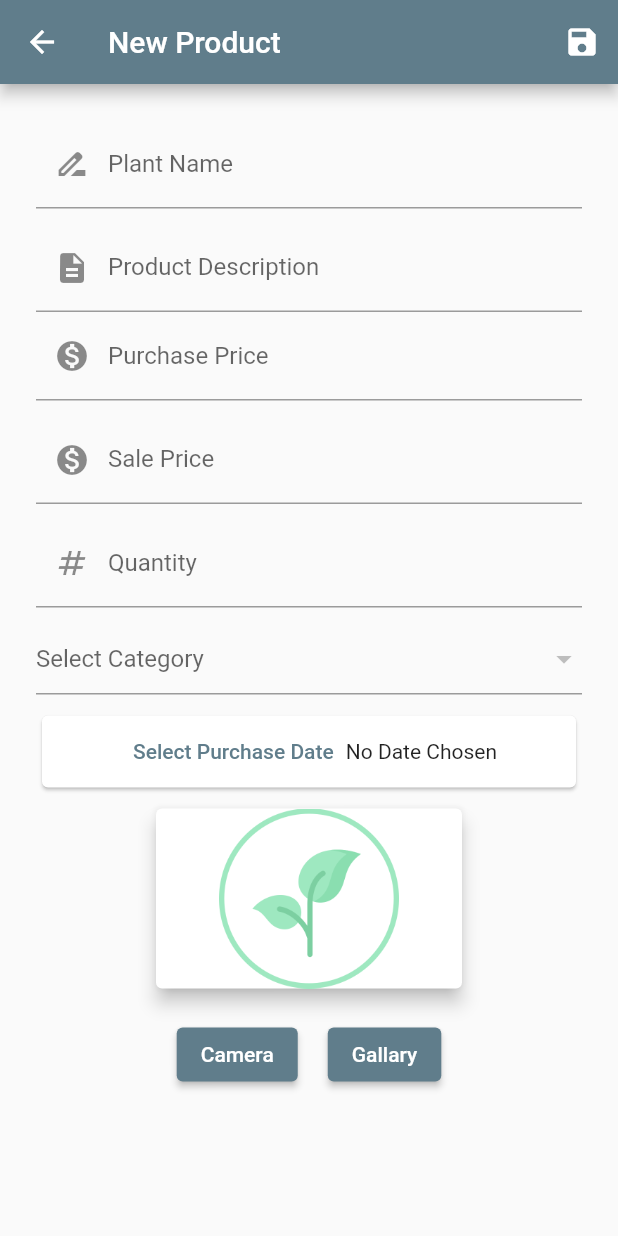
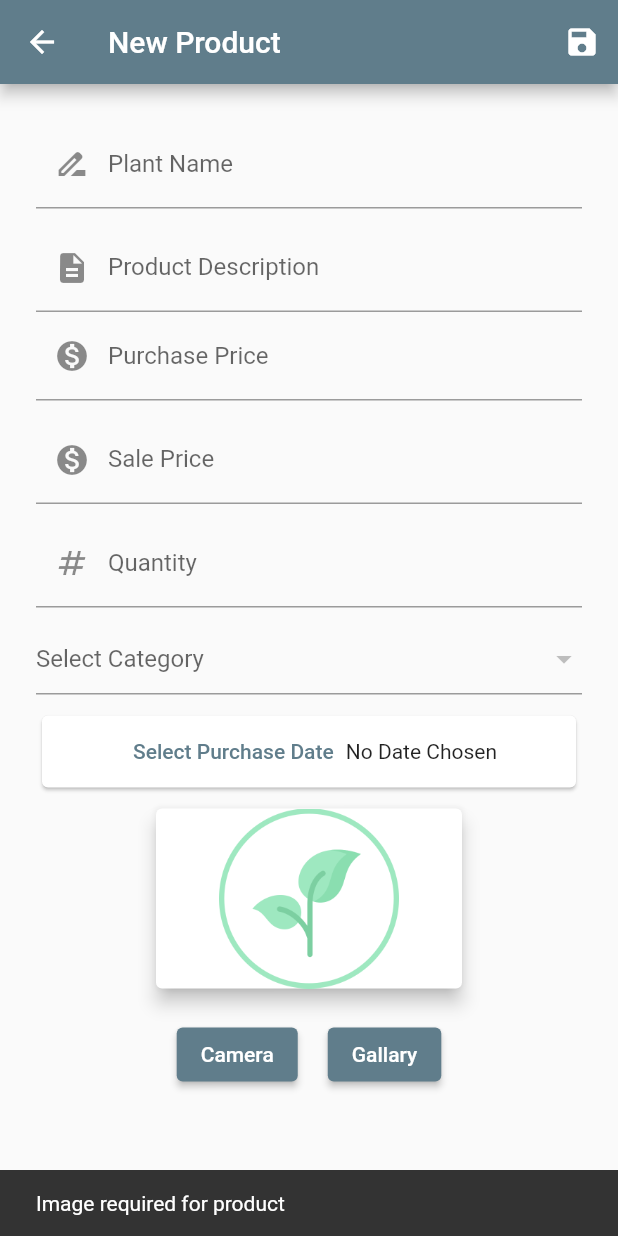
Before and after one commit to PrantoMondal/FlutterEcommerceAdmin, a Flutter app: the NewProductPage screen opened by its route, after a tap on the "save" icon, on a phone screen of 412 x 824 dp. Run offline on Flutter 3.47's test engine with Material 2 defaults, Android fonts, the phone set to English and light mode, and no system bars; our stand-ins replace cloud_firestore, firebase_auth, firebase_core, firebase_storage, image_picker; accounts and stored records are empty.

Commit message:
data inserted to firebase

```diff
--- a/lib/page/new_product_page.dart
+++ b/lib/page/new_product_page.dart
@@ -1,10 +1,17 @@
+import 'package:cloud_firestore/cloud_firestore.dart';
 import 'package:flutter/material.dart';
+import 'package:flutter_ecommerce_admin/models/date_model.dart';
+import 'package:flutter_ecommerce_admin/models/product_model.dart';
+import 'package:flutter_ecommerce_admin/models/purchase_model.dart';
+import 'package:flutter_ecommerce_admin/utils/helper_functions.dart';
 import 'package:image_picker/image_picker.dart';
 import 'package:provider/provider.dart';
 
 import '../providers/product_provider.dart';
+
 class NewProductPage extends StatefulWidget {
   static const String routeName = '/new_product';
+
   const NewProductPage({Key? key}) : super(key: key);
 
   @override
@@ -39,7 +46,7 @@ class _NewProductPageState extends State<NewProductPage> {
       appBar: AppBar(
         title: const Text('New Product'),
         actions: [
-          IconButton(onPressed: (){}, icon: Icon(Icons.save)),
+          IconButton(onPressed: _saveProduct, icon: Icon(Icons.save)),
         ],
       ),
       body: Form(
@@ -154,8 +161,7 @@ class _NewProductPageState extends State<NewProductPage> {
                 hint: const Text('Select Category'),
                 value: _category,
                 items: provider.categoryList
-                        .map((model) =>
-                        DropdownMenuItem<String>(
+                    .map((model) => DropdownMenuItem<String>(
                           value: model.name,
                           child: Text(model.name!),
                         ))
@@ -170,18 +176,19 @@ class _NewProductPageState extends State<NewProductPage> {
                 mainAxisAlignment: MainAxisAlignment.center,
                 children: [
                   TextButton(
-                      onPressed: () {}, //_selectDate,
+                      onPressed: _selectDate,
                       child: Text('Select Purchase Date')),
-                  Text(_purchaseDate == null ? 'No Date Chosen' : "")
-                  //getFormattedDateTime(_purchaseDate!, 'dd/MM/yyyy')),
+                  Text(_purchaseDate == null
+                      ? 'No Date Chosen'
+                      : getFormattedDateTime(_purchaseDate!, 'dd/MM/yyyy')),
                 ],
               ),
             ),
             const SizedBox(
               height: 10,
-            ),//date of birth
+            ),
             Card(
-              margin: const EdgeInsets.symmetric(vertical: 0,horizontal: 80),
+              margin: const EdgeInsets.symmetric(vertical: 0, horizontal: 80),
               elevation: 5,
               child: _imageUrl == null
                   ? Image.asset(
@@ -208,8 +215,8 @@ class _NewProductPageState extends State<NewProductPage> {
                       _imageSource = ImageSource.camera;
                       _getImage();
                     },
-                    child: Text('Camera')),
-                SizedBox(
+                    child: const Text('Camera')),
+                const SizedBox(
                   width: 20,
                 ),
                 ElevatedButton(
@@ -226,14 +233,72 @@ class _NewProductPageState extends State<NewProductPage> {
     );
   }
 
+  void _saveProduct() async {
+    if (_imageUrl == null) {
+      showMsg(context, 'Image required for product');
+      return;
+    }
+    if (_purchaseDate == null) {
+      showMsg(context, 'Purchase Date is required');
+      return;
+    }
+    if (from_key.currentState!.validate()) {
+      final productModel = ProductModel(
+        name: nameController.text,
+        description: descriptionController.text,
+        category: _category,
+        salesPrice: num.parse(salePriceController.text),
+        imageUrl: _imageUrl,
+      );
+      final purchaseModel = PurchaseModel(
+        dateModel: DateModel(
+          timestamp: Timestamp.fromDate(_purchaseDate!),
+          day: _purchaseDate!.day,
+          month: _purchaseDate!.month,
+          year: _purchaseDate!.year,
+        ),
+        price: num.parse(purchasePriceController.text),
+        quantity: num.parse(quantityController.text),
+      );
+      final catModel =
+          context.read<ProductProvider>().getCategoryByName(_category!);
+      context
+          .read<ProductProvider>()
+          .addProduct(productModel, purchaseModel, catModel)
+          .then((value) {
+        setState(() {
+          nameController.clear();
+          descriptionController.clear();
+          purchasePriceController.clear();
+          salePriceController.clear();
+          quantityController.clear();
+          _purchaseDate = null;
+          _imageUrl = null;
+          _category = null;
+        });
+      });
+    }
+  }
 
+  void _selectDate() async {
+    final selectedDate = await showDatePicker(
+        context: context,
+        initialDate: DateTime.now(),
+        firstDate: DateTime(1950),
+        lastDate: DateTime.now());
+    if (selectedDate != null) {
+      setState(() {
+        _purchaseDate = selectedDate;
+      });
+    }
+  }
 
   void _getImage() async {
-    final selecteImage = await ImagePicker().pickImage(source: _imageSource);
-    if (selecteImage != null) {
+    final selectedImage = await ImagePicker().pickImage(source: _imageSource);
+    if (selectedImage != null) {
       try {
         final url =
-        await context.read<ProductProvider>().updateImage(selecteImage);
+            await context.read<ProductProvider>().updateImage(selectedImage);
         setState(() {
           _imageUrl = url;
         });
--- /dev/null
+++ b/lib/utils/helper_functions.dart
@@ -0,0 +1,13 @@
+import 'package:flutter/material.dart';
+import 'package:intl/intl.dart';
+
+void showMsg(BuildContext context, String msg) =>
+    ScaffoldMessenger
+        .of(context).
+    showSnackBar(
+        SnackBar(
+            content: Text(msg)
+        )
+    );
+String getFormattedDateTime(DateTime dateTime,String format) =>
+    DateFormat(format).format(dateTime);
```
Also changed, not shown: lib/db/dbhelper.dart (+19 -0 lines), lib/providers/product_provider.dart (+21 -8 lines). Lines whose indentation alone changed are shown as unchanged.
